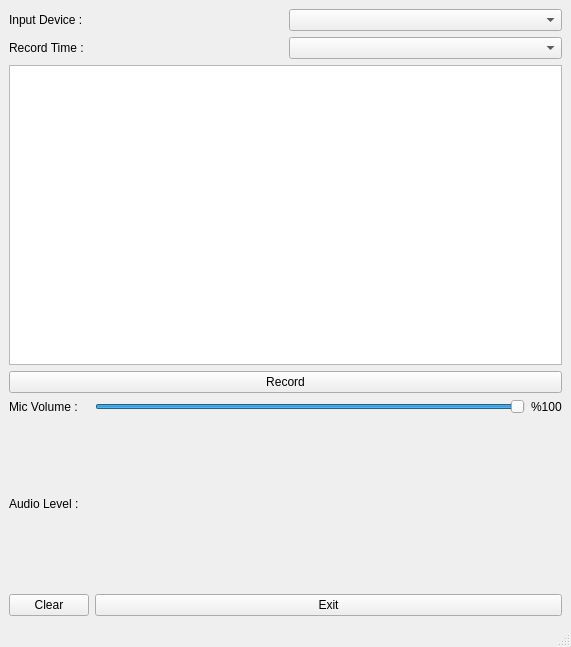
Above: ai.ui from takyonxxx/Artificial_Intelligence before the change. Below: the same form after it.
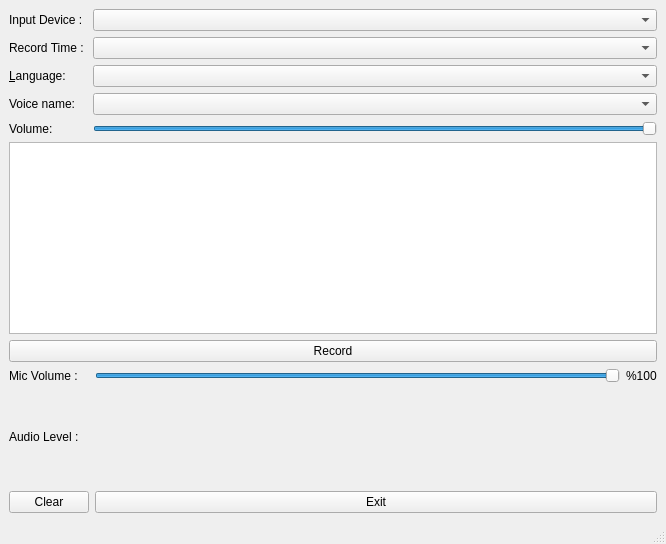
That is the form after the change.

```diff
--- a/ai.ui
+++ b/ai.ui
@@ -6,8 +6,8 @@
    <rect>
     <x>0</x>
     <y>0</y>
-    <width>571</width>
-    <height>647</height>
+    <width>666</width>
+    <height>544</height>
    </rect>
   </property>
   <property name="windowTitle">
@@ -17,8 +17,15 @@
    <layout class="QGridLayout" name="gridLayout_3">
     <item row="0" column="0">
      <layout class="QGridLayout" name="gridLayout_2">
-      <item row="0" column="1">
-       <widget class="QComboBox" name="audioDeviceBox"/>
+      <item row="2" column="1">
+       <widget class="QComboBox" name="language">
+        <property name="sizePolicy">
+         <sizepolicy hsizetype="Expanding" vsizetype="Fixed">
+          <horstretch>0</horstretch>
+          <verstretch>0</verstretch>
+         </sizepolicy>
+        </property>
+       </widget>
       </item>
       <item row="1" column="0">
        <widget class="QLabel" name="labelRecordTime">
@@ -34,9 +41,85 @@
         </property>
        </widget>
       </item>
+      <item row="3" column="0">
+       <widget class="QLabel" name="labelVoice">
+        <property name="text">
+         <string>Voice name:</string>
+        </property>
+        <property name="alignment">
+         <set>Qt::AlignLeading|Qt::AlignLeft|Qt::AlignVCenter</set>
+        </property>
+       </widget>
+      </item>
+      <item row="0" column="1">
+       <widget class="QComboBox" name="audioDeviceBox"/>
+      </item>
+      <item row="2" column="0">
+       <widget class="QLabel" name="labelLanguage">
+        <property name="sizePolicy">
+         <sizepolicy hsizetype="Minimum" vsizetype="Preferred">
+          <horstretch>0</horstretch>
+          <verstretch>0</verstretch>
+         </sizepolicy>
+        </property>
+        <property name="layoutDirection">
+         <enum>Qt::LeftToRight</enum>
+        </property>
+        <property name="text">
+         <string>&amp;Language:</string>
+        </property>
+        <property name="alignment">
+         <set>Qt::AlignLeading|Qt::AlignLeft|Qt::AlignVCenter</set>
+        </property>
+        <property name="buddy">
+         <cstring>language</cstring>
+        </property>
+       </widget>
+      </item>
       <item row="1" column="1">
        <widget class="QComboBox" name="recordTimeBox"/>
       </item>
+      <item row="3" column="1">
+       <widget class="QComboBox" name="voice"/>
+      </item>
+      <item row="4" column="0">
+       <widget class="QLabel" name="labelVolume">
+        <property name="sizePolicy">
+         <sizepolicy hsizetype="Minimum" vsizetype="Preferred">
+          <horstretch>0</horstretch>
+          <verstretch>0</verstretch>
+         </sizepolicy>
+        </property>
+        <property name="text">
+         <string>Volume:</string>
+        </property>
+        <property name="alignment">
+         <set>Qt::AlignLeading|Qt::AlignLeft|Qt::AlignVCenter</set>
+        </property>
+       </widget>
+      </item>
+      <item row="4" column="1">
+       <widget class="QSlider" name="volume">
+        <property name="maximum">
+         <number>100</number>
+        </property>
+        <property name="singleStep">
+         <number>5</number>
+        </property>
+        <property name="pageStep">
+         <number>20</number>
+        </property>
+        <property name="value">
+         <number>100</number>
+        </property>
+        <property name="sliderPosition">
+         <number>100</number>
+        </property>
+        <property name="orientation">
+         <enum>Qt::Horizontal</enum>
+        </property>
+       </widget>
+      </item>
      </layout>
     </item>
     <item row="1" column="0">
@@ -50,7 +133,7 @@
       <property name="minimumSize">
        <size>
         <width>0</width>
-        <height>300</height>
+        <height>0</height>
        </size>
       </property>
      </widget>
```
